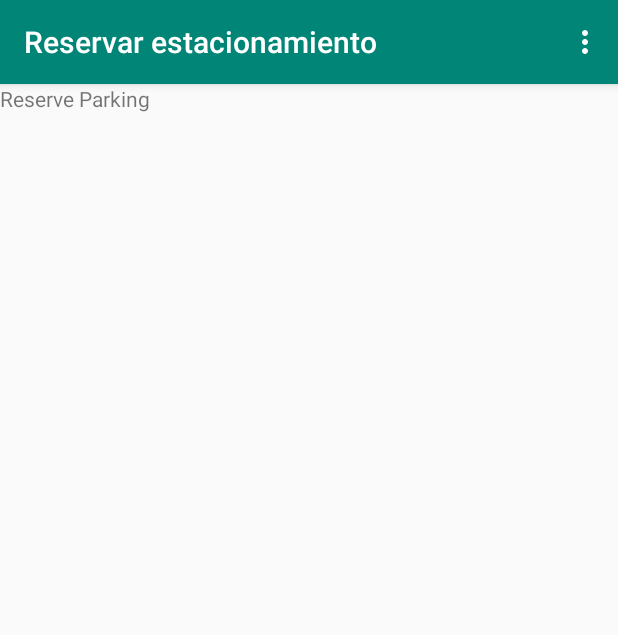
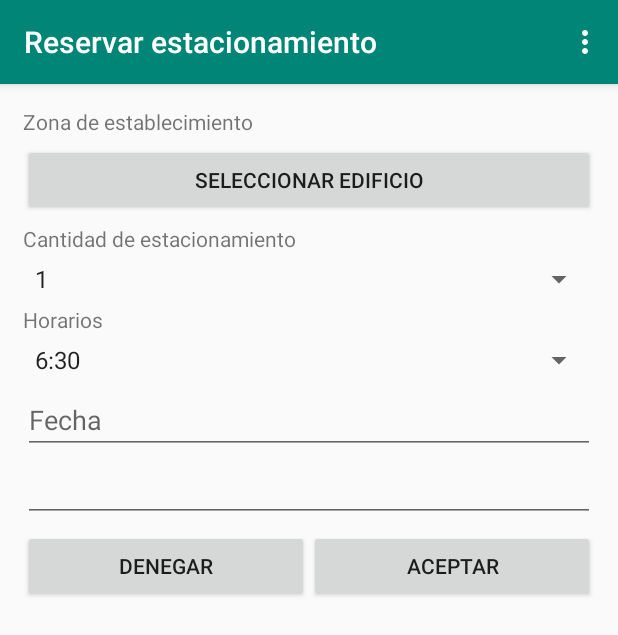
Before and after one commit to DesKevinMendez/control-estacionamiento-utec-android, an Android app: the fragment ReserveParking placed in its activity, in the options menu, after a tap on "Reservar estacionamiento", on a phone screen of 412 x 824 dp. Shown: the top 635 px of the screen. Run offline under Robolectric (Android 15) with nearby library versions, the phone set to English and light mode, and no system bars.

Commit message:
Se agrega vista de reservar estacionamiento 'falta mostrar el calendario'

```diff
--- a/app/src/main/java/com/example/control_estacionamiento_utec_electiva_i/Admin/ReserveParking.java
+++ b/app/src/main/java/com/example/control_estacionamiento_utec_electiva_i/Admin/ReserveParking.java
@@ -1,5 +1,6 @@
 package com.example.control_estacionamiento_utec_electiva_i.Admin;
 
+import android.app.DatePickerDialog;
 import android.content.Context;
 import android.net.Uri;
 import android.os.Bundle;
@@ -9,8 +10,15 @@ import androidx.fragment.app.Fragment;
 import android.view.LayoutInflater;
 import android.view.View;
 import android.view.ViewGroup;
+import android.widget.ArrayAdapter;
+import android.widget.Button;
+import android.widget.EditText;
+import android.widget.Spinner;
 
+import com.example.control_estacionamiento_utec_electiva_i.Admin.ViewAssignParking.SelectedBuilding;
 import com.example.control_estacionamiento_utec_electiva_i.R;
+
+import java.util.ArrayList;
 
 /**
  * A simple {@link Fragment} subclass.
@@ -20,7 +28,7 @@ import com.example.control_estacionamiento_utec_electiva_i.R;
  * Use the {@link ReserveParking#newInstance} factory method to
  * create an instance of this fragment.
  */
-public class ReserveParking extends Fragment {
+public class ReserveParking extends Fragment implements View.OnClickListener {
     // TODO: Rename parameter arguments, choose names that match
     // the fragment initialization parameters, e.g. ARG_ITEM_NUMBER
     private static final String ARG_PARAM1 = "param1";
@@ -67,9 +75,64 @@ public class ReserveParking extends Fragment {
     public View onCreateView(LayoutInflater inflater, ViewGroup container,
                              Bundle savedInstanceState) {
         // Inflate the layout for this fragment
-        return inflater.inflate(R.layout.fragment_reserve_parking, container, false);
+        View view = inflater.inflate(R.layout.fragment_reserve_parking, container, false);
+
+        Button btnSelectedBuilding = view.findViewById(R.id.btnSelectedBuilding);
+        Button btnAceptar = view.findViewById(R.id.btnAceparRP);
+        Button btnDenegar = view.findViewById(R.id.btnDenegarRP);
+
+        Spinner spCantidad = view.findViewById(R.id.SpCantidadEstacionamiento);
+        Spinner SpHorariosRP = view.findViewById(R.id.SpHorariosRP);
+        ArrayAdapter<CharSequence> ad = ArrayAdapter.
+                createFromResource(getActivity(), R.array.cantidad_parqueo, android.R.layout.simple_spinner_item);
+        ad.setDropDownViewResource(android.R.layout.simple_spinner_dropdown_item);
+        spCantidad.setAdapter(ad);
+
+
+        ArrayAdapter<CharSequence> hr = ArrayAdapter.
+                createFromResource(getActivity(), R.array.horarios, android.R.layout.simple_spinner_item);
+        ad.setDropDownViewResource(android.R.layout.simple_spinner_dropdown_item);
+        SpHorariosRP.setAdapter(hr);
+
+
+        EditText etPlannedDate = (EditText) view.findViewById(R.id.etPlannedDate);
+        etPlannedDate.setOnClickListener(this);
+
+        btnSelectedBuilding.setOnClickListener(this);
+        btnAceptar.setOnClickListener(this);
+        btnDenegar.setOnClickListener(this);
+
+
+        return view;
     }
 
+    @Override
+    public void onClick(View view) {
+        switch (view.getId()){
+            case R.id.btnSelectedBuilding:
+
+                SelectedBuilding selectedBuilding = new SelectedBuilding();
+                getActivity().getSupportFragmentManager().beginTransaction()
+                        .replace(R.id.contentLayaout, selectedBuilding).commit();
+
+            case R.id.btnAceparRP:
+
+                InicioAdmin inicioAdmin = new InicioAdmin();
+                getActivity().getSupportFragmentManager().beginTransaction()
+                        .replace(R.id.contentLayaout, inicioAdmin).commit();
+                break;
+            case R.id.btnDenegarRP:
+
+                InicioAdmin inicioAdmin2 = new InicioAdmin();
+                getActivity().getSupportFragmentManager().beginTransaction()
+                        .replace(R.id.contentLayaout, inicioAdmin2).commit();
+                break;
+            case R.id.etPlannedDate:
+
+                break;
+        }
+
+    }
     // TODO: Rename method, update argument and hook method into UI event
     public void onButtonPressed(Uri uri) {
         if (mListener != null) {
@@ -94,6 +157,8 @@ public class ReserveParking extends Fragment {
         mListener = null;
     }
 
+
+
     /**
      * This interface must be implemented by activities that contain this
      * fragment to allow an interaction in this fragment to be communicated
--- /dev/null
+++ b/app/src/main/res/drawable/ic_event_black_24dp.xml
@@ -0,0 +1,9 @@
+<vector xmlns:android="http://schemas.android.com/apk/res/android"
+        android:width="24dp"
+        android:height="24dp"
+        android:viewportWidth="24.0"
+        android:viewportHeight="24.0">
+    <path
+        android:fillColor="#FF000000"
+        android:pathData="M17,12h-5v5h5v-5zM16,1v2L8,3L8,1L6,1v2L5,3c-1.11,0 -1.99,0.9 -1.99,2L3,19c0,1.1 0.89,2 2,2h14c1.1,0 2,-0.9 2,-2L21,5c0,-1.1 -0.9,-2 -2,-2h-1L18,1h-2zM19,19L5,19L5,8h14v11z"/>
+</vector>
--- a/app/src/main/res/layout/fragment_reserve_parking.xml
+++ b/app/src/main/res/layout/fragment_reserve_parking.xml
@@ -5,10 +5,89 @@
     android:layout_height="match_parent"
     tools:context=".Admin.ReserveParking">
 
-    <!-- TODO: Update blank fragment layout -->
-    <TextView
+    <LinearLayout
         android:layout_width="match_parent"
         android:layout_height="match_parent"
-        android:text="Reserve Parking" />
+        android:layout_margin="10dp"
+        android:orientation="vertical"
+        android:padding="5dp">
 
+        <TextView
+            android:id="@+id/textView"
+            android:layout_width="match_parent"
+            android:layout_height="wrap_content"
+            android:layout_marginBottom="5dp"
+            android:text="Zona de establecimiento" />
+
+        <Button
+            android:id="@+id/btnSelectedBuilding"
+            android:layout_width="match_parent"
+            android:layout_marginBottom="5dp"
+            android:layout_height="wrap_content"
+            android:text="Seleccionar edificio" />
+
+        <TextView
+            android:id="@+id/textView2"
+            android:layout_marginBottom="5dp"
+            android:layout_width="match_parent"
+            android:layout_height="wrap_content"
+            android:text="Cantidad de estacionamiento" />
+
+        <Spinner
+            android:id="@+id/SpCantidadEstacionamiento"
+            android:layout_marginBottom="5dp"
+            android:layout_width="match_parent"
+            android:layout_height="wrap_content" />
+
+        <TextView
+            android:layout_marginBottom="5dp"
+            android:id="@+id/textView3"
+            android:layout_width="match_parent"
+            android:layout_height="wrap_content"
+            android:text="Horarios" />
+
+        <Spinner
+            android:layout_marginBottom="5dp"
+            android:id="@+id/SpHorariosRP"
+            android:layout_width="match_parent"
+            android:layout_height="wrap_content" />
+
+        <EditText
+            android:id="@+id/etPlannedDate"
+            android:hint="Fecha"
+            android:layout_width="match_parent"
+            android:layout_height="wrap_content"
+            android:inputType="date"
+            android:focusable="false"
+            android:clickable="true"
+            android:maxLines="1" />
+
+        <EditText
+            android:id="@+id/editText"
+            android:layout_marginBottom="5dp"
+            android:layout_width="match_parent"
+            android:layout_height="wrap_content"
+            android:ems="10"
+            android:inputType="date" />
+
+        <LinearLayout
+            android:layout_width="match_parent"
+            android:layout_height="match_parent"
+            android:orientation="horizontal">
+
+            <Button
+                android:id="@+id/btnDenegarRP"
+                android:layout_width="wrap_content"
+                android:layout_height="wrap_content"
+                android:layout_weight="1"
+                android:text="Denegar" />
+
+            <Button
+                android:id="@+id/btnAceparRP"
+                android:layout_width="wrap_content"
+                android:layout_height="wrap_content"
+                android:layout_weight="1"
+                android:text="Aceptar" />
+        </LinearLayout>
+    </LinearLayout>
 </FrameLayout>
--- a/app/src/main/res/values/strings.xml
+++ b/app/src/main/res/values/strings.xml
@@ -26,4 +26,11 @@
         <item>"18:40"</item>
         <item>"20:10"</item>
     </string-array>
+    <string-array name="cantidad_parqueo">
+        <item>1</item>
+        <item>2</item>
+        <item>3</item>
+        <item>4</item>
+        <item>5</item>
+    </string-array>
 </resources>
```
